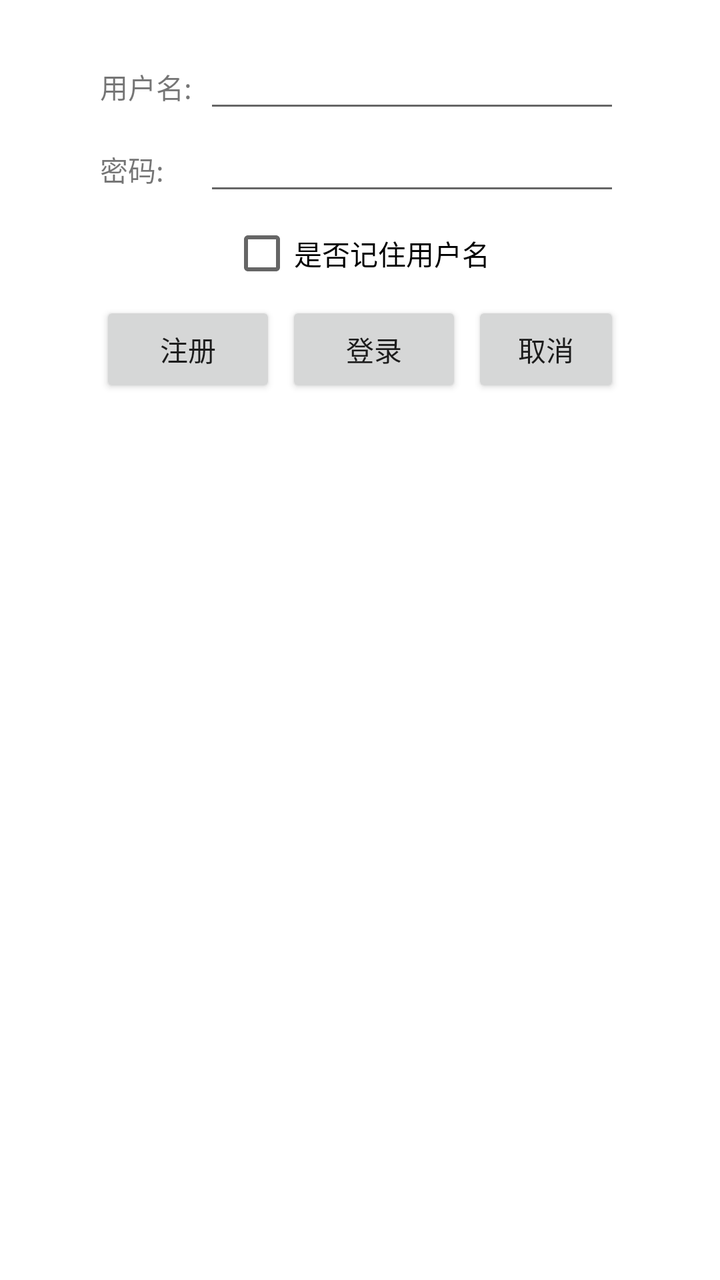
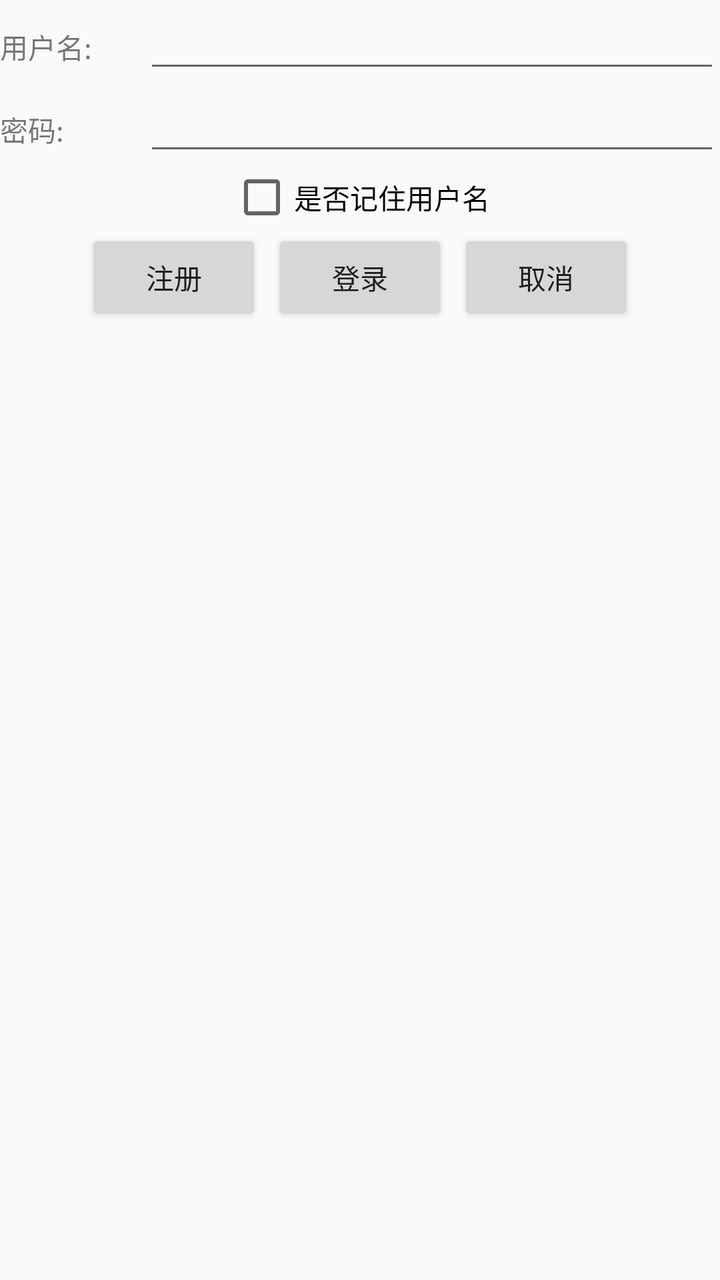

Two renders of the same Android screen: before a commit and after it. Below are the layout's source before the change and the commit's diff.
<!-- AndroidManifest.xml: application theme Theme.Class2021_2022_2_AndroidAppDevelopTraining -->
<!-- res/layout/login_stu.xml -->
<?xml version="1.0" encoding="utf-8"?>
<LinearLayout xmlns:android="http://schemas.android.com/apk/res/android"
    android:layout_width="match_parent"
    android:layout_height="match_parent"
    android:paddingTop="20dp"
    android:paddingHorizontal="50dp"
    android:orientation="vertical">

    <LinearLayout
        android:layout_width="match_parent"
        android:layout_height="wrap_content"
        android:orientation="horizontal">

        <TextView
            android:layout_width="0dp"
            android:layout_height="wrap_content"
            android:layout_weight="2"
            android:text="用户名: " />

        <EditText
            android:layout_width="0dp"
            android:layout_weight="8"
            android:layout_height="wrap_content" />
    </LinearLayout>

    <LinearLayout
        android:layout_width="match_parent"
        android:layout_height="wrap_content"
        android:orientation="horizontal">

        <TextView
            android:layout_width="0dp"
            android:layout_height="wrap_content"
            android:layout_weight="2"
            android:text="密码: " />

        <EditText
            android:layout_width="0dp"
            android:layout_weight="8"
            android:layout_height="wrap_content" />
    </LinearLayout>

    <LinearLayout
        android:layout_width="match_parent"
        android:layout_height="wrap_content"
        android:gravity="center"
        android:orientation="horizontal">

        <CheckBox
            android:layout_width="wrap_content"
            android:layout_height="match_parent"
            android:text="是否记住用户名" />
    </LinearLayout>


    <LinearLayout
        android:layout_width="match_parent"
        android:orientation="horizontal"
        android:gravity="center"
        android:layout_height="wrap_content">

        <Button
            android:layout_width="wrap_content"
            android:layout_height="wrap_content"
            android:layout_marginRight="5dp"
            android:text="注册" />

        <Button
            android:layout_width="wrap_content"
            android:layout_height="wrap_content"
            android:layout_marginRight="5dp"
            android:text="登录" />

        <Button
            android:layout_width="wrap_content"
            android:layout_height="wrap_content"
            android:text="取消" />
    </LinearLayout>


</LinearLayout>
<!-- resources referenced by this layout -->
<resources>
  <style name="Theme.Class2021_2022_2_AndroidAppDevelopTraining" parent="Theme.MaterialComponents.DayNight.DarkActionBar">
          
          <item name="colorPrimary">@color/purple_500</item>
          <item name="colorPrimaryVariant">@color/purple_700</item>
          <item name="colorOnPrimary">@color/white</item>
          
          <item name="colorSecondary">@color/teal_200</item>
          <item name="colorSecondaryVariant">@color/teal_700</item>
          <item name="colorOnSecondary">@color/black</item>
          
          <item name="android:statusBarColor" tools:targetApi="l">?attr/colorPrimaryVariant</item>
          
      </style>
  <color name="purple_500">#FF6200EE</color>
  <color name="purple_700">#FF3700B3</color>
  <color name="white">#FFFFFFFF</color>
  <color name="teal_200">#FF03DAC5</color>
  <color name="teal_700">#FF018786</color>
  <color name="black">#FF000000</color>
</resources>

<!-- the commit's change to res/layout/login_stu.xml (unified diff, before → after) -->
@@ -1,9 +1,7 @@
 <?xml version="1.0" encoding="utf-8"?>
 <LinearLayout xmlns:android="http://schemas.android.com/apk/res/android"
-    android:layout_width="match_parent"
-    android:layout_height="match_parent"
-    android:paddingTop="20dp"
-    android:paddingHorizontal="50dp"
+    android:layout_width="wrap_content"
+    android:layout_height="wrap_content"
     android:orientation="vertical">
 
     <LinearLayout
@@ -18,6 +16,7 @@
             android:text="用户名: " />
 
         <EditText
+            android:id="@+id/editText1"
             android:layout_width="0dp"
             android:layout_weight="8"
             android:layout_height="wrap_content" />
@@ -35,6 +34,7 @@
             android:text="密码: " />
 
         <EditText
+            android:id="@+id/editText2"
             android:layout_width="0dp"
             android:layout_weight="8"
             android:layout_height="wrap_content" />
@@ -47,6 +47,7 @@
         android:orientation="horizontal">
 
         <CheckBox
+            android:id="@+id/checkbox1"
             android:layout_width="wrap_content"
             android:layout_height="match_parent"
             android:text="是否记住用户名" />
@@ -60,18 +61,21 @@
         android:layout_height="wrap_content">
 
         <Button
+            android:id="@+id/button1"
             android:layout_width="wrap_content"
             android:layout_height="wrap_content"
             android:layout_marginRight="5dp"
             android:text="注册" />
 
         <Button
+            android:id="@+id/button2"
             android:layout_width="wrap_content"
             android:layout_height="wrap_content"
             android:layout_marginRight="5dp"
             android:text="登录" />
 
         <Button
+            android:id="@+id/button3"
             android:layout_width="wrap_content"
             android:layout_height="wrap_content"
             android:text="取消" />
<!-- resource entries referenced after the edit -->
@@ -1,6 +1,6 @@
 <!-- resources referenced by this layout -->
 <resources>
-  <style name="Theme.Class2021_2022_2_AndroidAppDevelopTraining" parent="Theme.MaterialComponents.DayNight.DarkActionBar">
+  <style name="Theme.Class2021_2022_2_AndroidAppDevelopTraining" parent="Theme.MaterialComponents.DayNight.DarkActionBar.Bridge">
           
           <item name="colorPrimary">@color/purple_500</item>
           <item name="colorPrimaryVariant">@color/purple_700</item>
